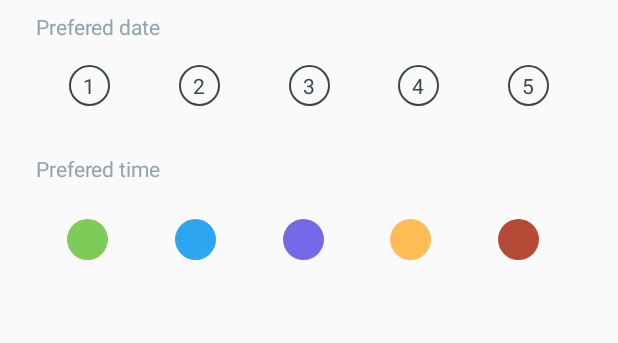
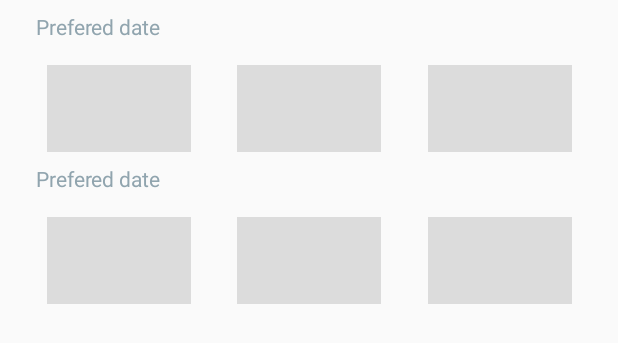
Before and after one commit to saulmm/From-design-to-Android-part1, an Android app: the layout layout_form_order_step2.xml on its own in the app's theme, with its tools: preview values and no code run, on a phone screen of 412 x 824 dp. Shown: the top 343 px of the screen. Run offline under Robolectric (Android 15) with nearby library versions, the phone set to English and light mode, and no system bars.

Commit message:
Implemented layout_form_order_step2

```diff
--- a/app/src/main/res/layout/layout_form_order_step2.xml
+++ b/app/src/main/res/layout/layout_form_order_step2.xml
@@ -12,7 +12,21 @@
         android:id="@+id/txt_label_size"
         android:layout_width="wrap_content"
         android:layout_height="wrap_content"
+        android:text="@string/label_prefered_date"
+        android:textColor="@color/blue_grey_400"
+        android:layout_marginTop="8dp"
+        app:layout_constraintTop_toBottomOf="@+id/view"
+        app:layout_constraintLeft_toLeftOf="parent"
+        android:layout_marginLeft="24dp"
+        android:layout_marginStart="24dp"
+        />
+
+    <TextView
+        android:id="@+id/textView2"
+        android:layout_width="wrap_content"
+        android:layout_height="wrap_content"
         android:layout_marginLeft="@dimen/spacing_big"
+        android:layout_marginStart="@dimen/spacing_big"
         android:layout_marginTop="@dimen/spacing_medium"
         android:text="@string/label_prefered_date"
         android:textColor="@color/blue_grey_400"
@@ -20,152 +34,71 @@
         app:layout_constraintTop_toTopOf="parent"
         />
 
-    <TextView
-        android:id="@+id/txt_label_color"
-        android:layout_width="wrap_content"
-        android:layout_height="wrap_content"
-        android:layout_marginLeft="@dimen/spacing_big"
-        android:layout_marginStart="@dimen/spacing_big"
-        android:layout_marginTop="@dimen/spacing_huge"
-        android:text="@string/label_prefered_time"
-        android:textColor="@color/blue_grey_400"
-        app:layout_constraintLeft_toLeftOf="parent"
-        app:layout_constraintTop_toBottomOf="@+id/txt_1"
+    <View
+        android:layout_width="96dp"
+        android:layout_height="58dp"
+        android:background="#dcdcdc"
+        android:id="@+id/view4"
+        app:layout_constraintRight_toLeftOf="@+id/view2"
+        app:layout_constraintLeft_toRightOf="@+id/view"
+        app:layout_constraintBottom_toBottomOf="@+id/view"
+        app:layout_constraintTop_toTopOf="@+id/view"
         />
 
-    <TextView
-        android:id="@+id/txt_1"
-        android:layout_width="@dimen/product_color_size"
-        android:layout_height="@dimen/product_color_size"
-        android:layout_marginTop="@dimen/spacing_large"
-        android:background="@drawable/circle_border"
-        android:gravity="center"
-        android:text="1"
-        android:textColor="@color/blue_grey_900"
+    <View
+        android:id="@+id/view2"
+        android:layout_width="96dp"
+        android:layout_height="58dp"
+        android:background="#dcdcdc"
+        app:layout_constraintRight_toRightOf="parent"
+        app:layout_constraintLeft_toRightOf="@+id/view4"
+        app:layout_constraintBottom_toBottomOf="@+id/view4"
+        app:layout_constraintTop_toTopOf="@+id/view4"
+        />
+
+    <View
+        android:id="@+id/view"
+        android:layout_width="96dp"
+        android:layout_height="58dp"
+        android:background="#dcdcdc"
+        app:layout_constraintRight_toLeftOf="@+id/view4"
         app:layout_constraintLeft_toLeftOf="parent"
-        app:layout_constraintRight_toLeftOf="@+id/txt_2"
+        android:layout_marginTop="16dp"
+        app:layout_constraintTop_toBottomOf="@+id/textView2"
+        />
+
+    <View
+        android:id="@+id/view6"
+        android:layout_width="96dp"
+        android:layout_height="58dp"
+        android:background="#dcdcdc"
+        app:layout_constraintRight_toRightOf="parent"
+        app:layout_constraintLeft_toRightOf="@+id/view8"
+        app:layout_constraintBottom_toBottomOf="@+id/view8"
+        app:layout_constraintTop_toTopOf="@+id/view8"
+        />
+
+    <View
+        android:id="@+id/view8"
+        android:layout_width="96dp"
+        android:layout_height="58dp"
+        android:background="#dcdcdc"
+        app:layout_constraintRight_toLeftOf="@+id/view6"
+        app:layout_constraintLeft_toRightOf="@+id/view7"
+        app:layout_constraintBottom_toBottomOf="@+id/view7"
+        app:layout_constraintTop_toTopOf="@+id/view7"
+        app:layout_constraintVertical_bias="0.0"
+        />
+
+    <View
+        android:id="@+id/view7"
+        android:layout_width="96dp"
+        android:layout_height="58dp"
+        android:background="#dcdcdc"
+        app:layout_constraintRight_toLeftOf="@+id/view8"
+        app:layout_constraintLeft_toLeftOf="parent"
+        android:layout_marginTop="16dp"
         app:layout_constraintTop_toBottomOf="@+id/txt_label_size"
         />
 
-    <TextView
-        android:id="@+id/txt_2"
-        android:layout_width="@dimen/product_color_size"
-        android:layout_height="@dimen/product_color_size"
-        android:background="@drawable/circle_border"
-        android:gravity="center"
-        android:text="2"
-        android:textColor="@color/blue_grey_900"
-        app:layout_constraintBottom_toBottomOf="@+id/txt_1"
-        app:layout_constraintHorizontal_bias="0.5"
-        app:layout_constraintLeft_toRightOf="@+id/txt_1"
-        app:layout_constraintRight_toLeftOf="@+id/txt_3"
-        app:layout_constraintTop_toTopOf="@+id/txt_1"
-        app:layout_constraintVertical_bias="0.0"
-        />
-
-    <TextView
-        android:id="@+id/txt_3"
-        android:layout_width="@dimen/product_color_size"
-        android:layout_height="@dimen/product_color_size"
-        android:background="@drawable/circle_border"
-        android:gravity="center"
-        android:text="3"
-        android:textColor="@color/blue_grey_900"
-        app:layout_constraintBottom_toBottomOf="@+id/txt_2"
-        app:layout_constraintLeft_toRightOf="@+id/txt_2"
-        app:layout_constraintRight_toLeftOf="@+id/txt_4"
-        app:layout_constraintTop_toTopOf="@+id/txt_2"
-        app:layout_constraintVertical_bias="0.0"
-        />
-
-    <TextView
-        android:id="@+id/txt_4"
-        android:layout_width="@dimen/product_color_size"
-        android:layout_height="@dimen/product_color_size"
-        android:background="@drawable/circle_border"
-        android:gravity="center"
-        android:text="4"
-        android:textColor="@color/blue_grey_900"
-        app:layout_constraintBottom_toBottomOf="@+id/txt_3"
-        app:layout_constraintLeft_toRightOf="@+id/txt_3"
-        app:layout_constraintRight_toLeftOf="@+id/txt_5"
-        app:layout_constraintTop_toTopOf="@+id/txt_3"
-        />
-
-    <TextView
-        android:id="@+id/txt_5"
-        android:layout_width="@dimen/product_color_size"
-        android:layout_height="@dimen/product_color_size"
-        android:background="@drawable/circle_border"
-        android:gravity="center"
-        android:text="5"
-        android:textColor="@color/blue_grey_900"
-        app:layout_constraintBottom_toBottomOf="@+id/txt_4"
-        app:layout_constraintLeft_toRightOf="@+id/txt_4"
-        app:layout_constraintRight_toRightOf="parent"
-        app:layout_constraintTop_toTopOf="@+id/txt_4"
-        app:layout_constraintVertical_bias="0.0"
-        />
-
-    <de.hdodenhof.circleimageview.CircleImageView
-        android:id="@+id/img_color_red"
-        android:layout_width="@dimen/product_color_size"
-        android:layout_height="@dimen/product_color_size"
-        android:layout_marginRight="8dp"
-        android:gravity="center"
-        android:src="@color/product_red"
-        app:layout_constraintBottom_toBottomOf="@+id/img_color_yellow"
-        app:layout_constraintLeft_toRightOf="@+id/img_color_yellow"
-        app:layout_constraintRight_toRightOf="parent"
-        app:layout_constraintTop_toTopOf="@+id/img_color_yellow"
-        app:layout_constraintVertical_bias="0.0"
-        />
-
-    <de.hdodenhof.circleimageview.CircleImageView
-        android:id="@+id/img_color_yellow"
-        android:layout_width="@dimen/product_color_size"
-        android:layout_height="27dp"
-        android:src="@color/product_yellow"
-        app:layout_constraintBottom_toBottomOf="@+id/img_color_purple"
-        app:layout_constraintLeft_toRightOf="@+id/img_color_purple"
-        app:layout_constraintRight_toLeftOf="@+id/img_color_red"
-        app:layout_constraintTop_toTopOf="@+id/img_color_purple"
-        app:layout_constraintVertical_bias="0.0"
-        />
-
-    <de.hdodenhof.circleimageview.CircleImageView
-        android:id="@+id/img_color_purple"
-        android:layout_width="27dp"
-        android:layout_height="27dp"
-        android:src="@color/product_purple"
-        app:layout_constraintBottom_toBottomOf="@+id/img_color_blue"
-        app:layout_constraintLeft_toRightOf="@+id/img_color_blue"
-        app:layout_constraintRight_toLeftOf="@+id/img_color_yellow"
-        app:layout_constraintTop_toTopOf="@+id/img_color_blue"
-        app:layout_constraintVertical_bias="0.0"
-        />
-
-    <de.hdodenhof.circleimageview.CircleImageView
-        android:id="@+id/img_color_blue"
-        android:layout_width="27dp"
-        android:layout_height="27dp"
-        android:src="@color/product_blue"
-        app:layout_constraintBottom_toBottomOf="@+id/img_color_green"
-        app:layout_constraintLeft_toRightOf="@+id/img_color_green"
-        app:layout_constraintRight_toLeftOf="@+id/img_color_purple"
-        app:layout_constraintTop_toTopOf="@+id/img_color_green"
-        app:layout_constraintVertical_bias="0.0"
-        />
-
-    <de.hdodenhof.circleimageview.CircleImageView
-        android:id="@+id/img_color_green"
-        android:layout_width="@dimen/product_color_size"
-        android:layout_height="@dimen/product_color_size"
-        android:layout_marginTop="@dimen/spacing_big"
-        android:gravity="center"
-        android:src="@color/product_green"
-        app:layout_constraintLeft_toLeftOf="parent"
-        app:layout_constraintRight_toLeftOf="@+id/img_color_blue"
-        app:layout_constraintTop_toBottomOf="@+id/txt_label_color"
-        />
 </android.support.constraint.ConstraintLayout>
```
